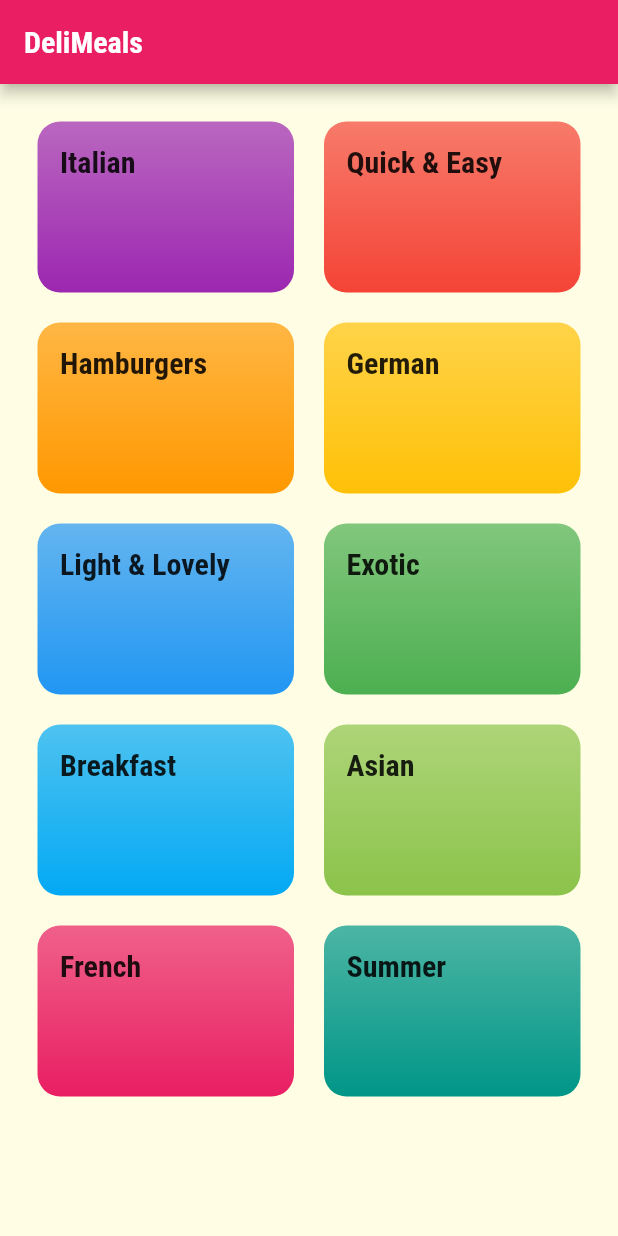
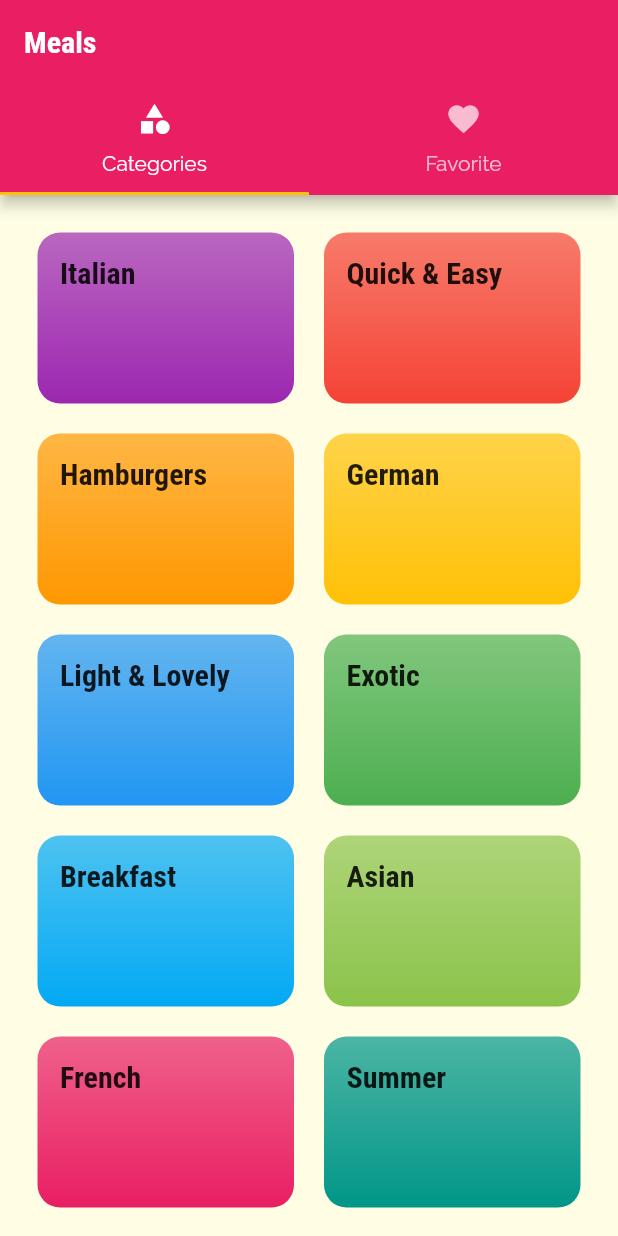
Before and after one commit to samridhav14/mealsapp, a Flutter app: the screen it shows after launch, on a phone screen of 412 x 824 dp. Run offline on Flutter 3.47's test engine with Material 2 defaults, Android fonts, the phone set to English and light mode, and no system bars.

Commit message:
tabs added

```diff
--- a/lib/main.dart
+++ b/lib/main.dart
@@ -1,4 +1,5 @@
 import 'package:flutter/material.dart';
+import './screens/tabs_screen.dart';
 import './screens/meal_detail.dart';
 import './widgets/categoryitem.dart';
 import 'screens/category_meals_screen.dart';
@@ -33,7 +34,7 @@ class MyApp extends StatelessWidget {
      // home:  CategoriesScreen(),
       routes: {
         // setting category screen as initial route
-        '/' : (ctx)=>CategoriesScreen(),
+        '/' : (ctx)=>TabsScreen(),
         //'/categories-meals' : (ctx)=>CategoryMealsScreen() ,
         // simpllar way for writing
         CategoryItem.routeName: (ctx)=>CategoryMealsScreen() ,
--- a/lib/screens/categories_screen.dart
+++ b/lib/screens/categories_screen.dart
@@ -9,9 +9,10 @@ class CategoriesScreen extends StatelessWidget {
     // we are using grid view to put items side by side in a list
     // slivers are scrolable area on screens this with Crossaxis extent work on the app to store as many items we need to show here 200 show how many pixel it would take for every element
     return Scaffold(
-      appBar: AppBar(
-        title:  Text('DeliMeals'),
-      ),
+      // here we have rwmoved the scafold becaus tabs screen will provide it
+      // appBar: AppBar(
+      //   title:  Text('DeliMeals'),
+      // ),
       body:     GridView(
         padding: const EdgeInsets.all(25),
       gridDelegate: SliverGridDelegateWithMaxCrossAxisExtent(
--- /dev/null
+++ b/lib/screens/favourites_screen.dart
@@ -0,0 +1,12 @@
+import 'package:flutter/material.dart';
+
+class FavoritesScreen extends StatelessWidget {
+  const FavoritesScreen({Key key}) : super(key: key);
+
+  @override
+  Widget build(BuildContext context) {
+    return Center(
+      child: Text('Favorite'),
+    );
+  }
+}
--- /dev/null
+++ b/lib/screens/tabs_screen.dart
@@ -0,0 +1,40 @@
+import 'package:flutter/material.dart';
+import '../screens/categories_screen.dart';
+import './favourites_screen.dart';
+
+class TabsScreen extends StatefulWidget {
+  @override
+  State<TabsScreen> createState() => _TabsScreenState();
+}
+
+class _TabsScreenState extends State<TabsScreen> {
+  @override
+  Widget build(BuildContext context) {
+    // if we want to add tabs at the top after app bar we use defaulttab controller
+    return DefaultTabController(
+        length: 2,
+       // initialIndex: 0,
+        child: Scaffold(
+          appBar: AppBar(
+            title: Text('Meals'),
+            bottom: TabBar(tabs: [
+              //list of tabs to show
+              Tab(
+                // icon of the tab with its name
+                icon: Icon(Icons.category),
+                text: 'Categories',
+              ),
+              Tab(
+                icon: Icon(Icons.favorite),
+                text: 'Favorite',
+              ),
+            ]),
+          ),
+          // now this helps us to determine what element we need to show for every tab
+          body: TabBarView(children: <Widget>[
+            CategoriesScreen(),
+            FavoritesScreen(),
+          ]),
+        ));
+  }
+}
```
